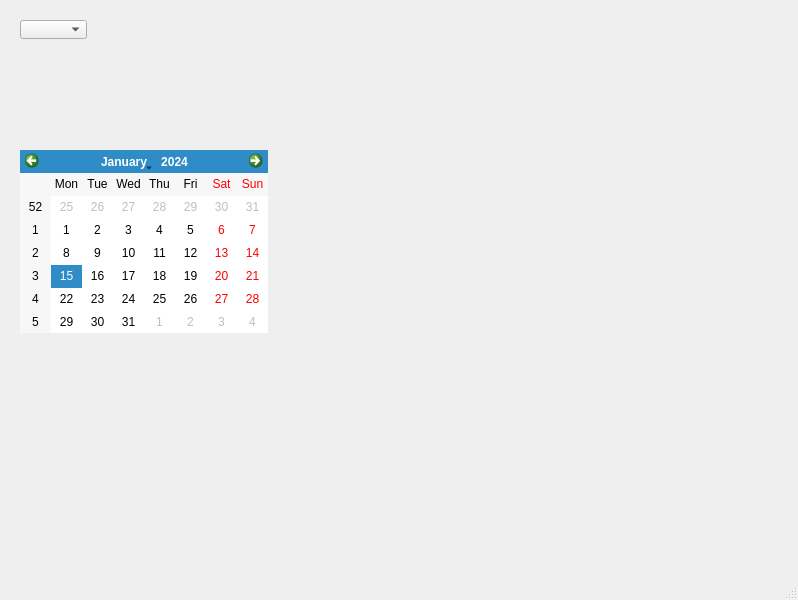
Qt form first.ui (hjbwd123/pyqttest) before a commit.
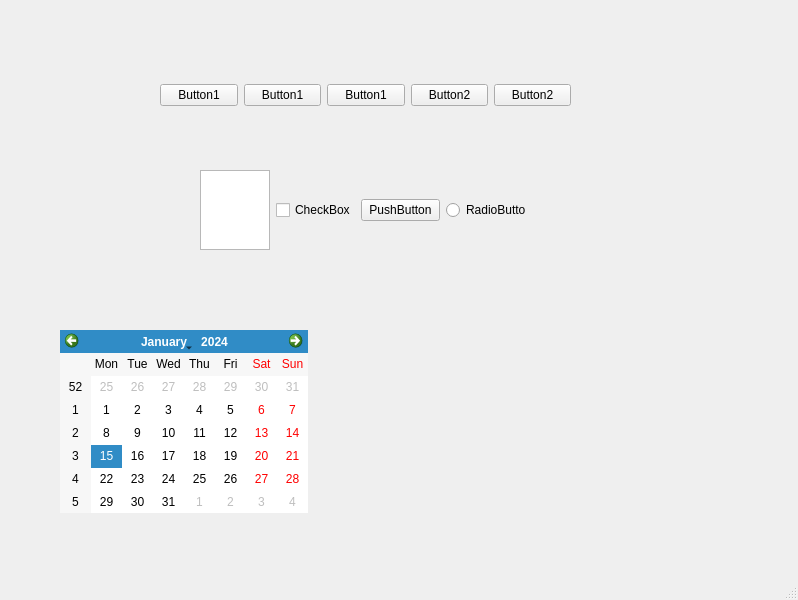
The same form after that commit.

The edit to the form file:
```diff
--- a/first.ui
+++ b/first.ui
@@ -17,33 +17,106 @@
    <widget class="QWidget" name="widget" native="true">
     <property name="geometry">
      <rect>
-      <x>10</x>
-      <y>10</y>
-      <width>421</width>
-      <height>331</height>
+      <x>160</x>
+      <y>60</y>
+      <width>441</width>
+      <height>351</height>
      </rect>
     </property>
-    <widget class="QComboBox" name="comboBox">
+    <widget class="QWidget" name="horizontalLayoutWidget">
      <property name="geometry">
       <rect>
-       <x>10</x>
-       <y>10</y>
-       <width>67</width>
-       <height>19</height>
+       <x>40</x>
+       <y>110</y>
+       <width>326</width>
+       <height>80</height>
       </rect>
      </property>
+     <layout class="QHBoxLayout" name="horizontalLayout_2">
+      <item>
+       <widget class="QTextEdit" name="textEdit"/>
+      </item>
+      <item>
+       <widget class="QCheckBox" name="checkBox">
+        <property name="text">
+         <string>CheckBox</string>
+        </property>
+       </widget>
+      </item>
+      <item>
+       <widget class="QPushButton" name="pushButton_6">
+        <property name="text">
+         <string>PushButton</string>
+        </property>
+       </widget>
+      </item>
+      <item>
+       <widget class="QRadioButton" name="radioButton">
+        <property name="text">
+         <string>RadioButton</string>
+        </property>
+       </widget>
+      </item>
+     </layout>
     </widget>
-    <widget class="QCalendarWidget" name="calendarWidget">
+    <widget class="QWidget" name="">
      <property name="geometry">
       <rect>
-       <x>10</x>
-       <y>140</y>
-       <width>248</width>
-       <height>183</height>
+       <x>0</x>
+       <y>0</y>
+       <width>411</width>
+       <height>71</height>
       </rect>
      </property>
+     <layout class="QHBoxLayout" name="horizontalLayout">
+      <item>
+       <widget class="QPushButton" name="pushButton_2">
+        <property name="text">
+         <string>Button1</string>
+        </property>
+       </widget>
+      </item>
+      <item>
+       <widget class="QPushButton" name="pushButton_3">
+        <property name="text">
+         <string>Button1</string>
+        </property>
+       </widget>
+      </item>
+      <item>
+       <widget class="QPushButton" name="pushButton_4">
+        <property name="text">
+         <string>Button1</string>
+        </property>
+       </widget>
+      </item>
+      <item>
+       <widget class="QPushButton" name="pushButton">
+        <property name="text">
+         <string>Button2</string>
+        </property>
+       </widget>
+      </item>
+      <item>
+       <widget class="QPushButton" name="pushButton_5">
+        <property name="text">
+         <string>Button2</string>
+        </property>
+       </widget>
+      </item>
+     </layout>
     </widget>
    </widget>
+   <widget class="QCalendarWidget" name="calendarWidget">
+    <property name="geometry">
+     <rect>
+      <x>60</x>
+      <y>330</y>
+      <width>248</width>
+      <height>183</height>
+     </rect>
+    </property>
+   </widget>
   </widget>
   <widget class="QMenuBar" name="menubar">
    <property name="geometry">
```
Left out of the diff: 19 changed lines with no effect on the pictures.
